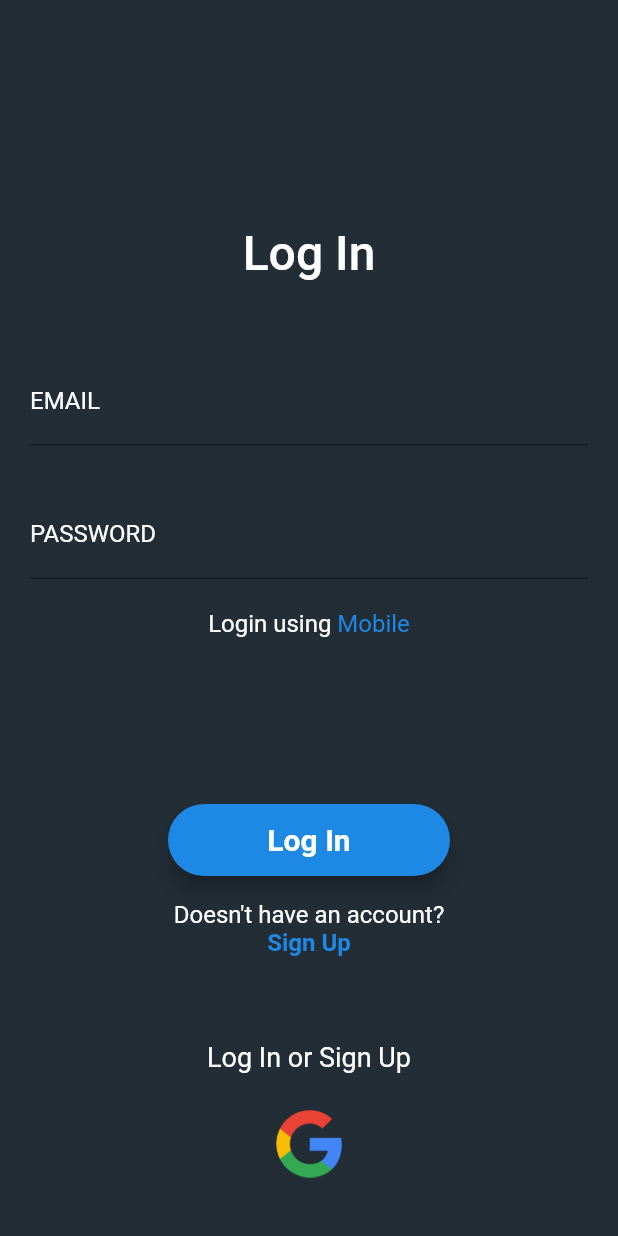
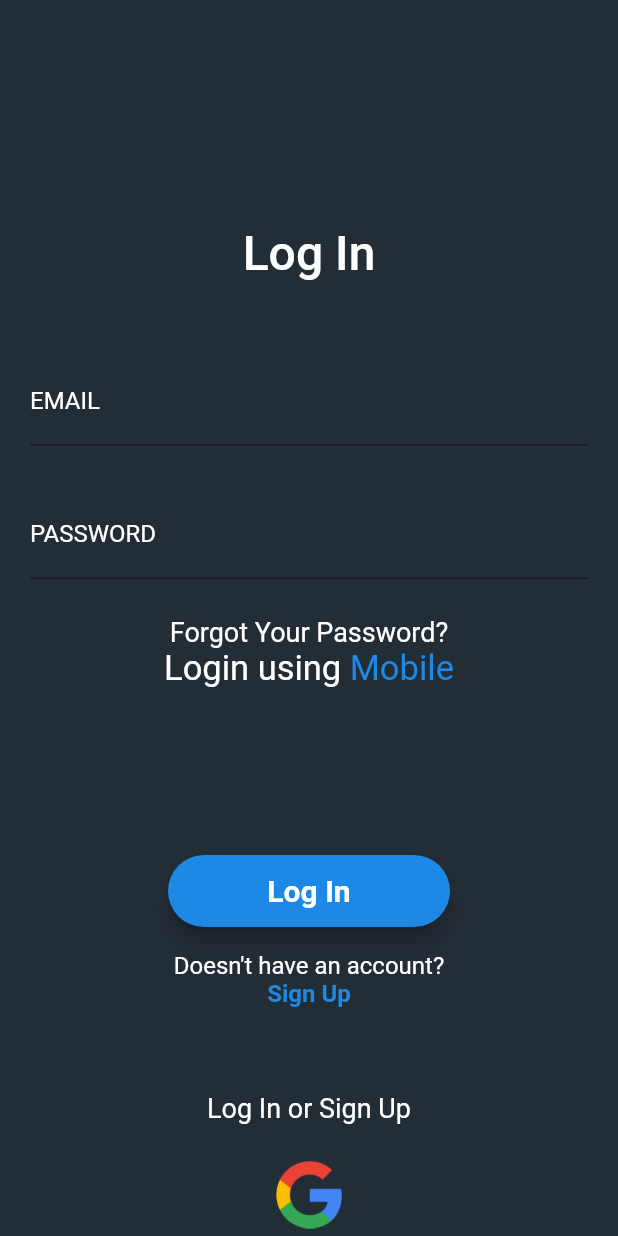
Before and after one commit to Swagnik02/Dhatnoon_v2, a Flutter app: the LoginEmailView screen opened directly, on a phone screen of 412 x 824 dp. Run offline on Flutter 3.47's test engine with Material 2 defaults, Android fonts, the phone set to English and light mode, and no system bars; our stand-ins replace cloud_firestore, firebase_auth, firebase_core, fluttertoast, google_fonts, pinput; accounts and stored records are empty.

Commit message:
reset password

```diff
--- a/lib/views/Authentication/Login/login_email_view.dart
+++ b/lib/views/Authentication/Login/login_email_view.dart
@@ -71,7 +71,15 @@ class _LoginEmailViewState extends State<LoginEmailView> {
                         labelText: "PASSWORD",
                         labelStyle: TextStyle(color: ColorConstants.authText)),
                   ),
-                  const SizedBox(height: 20),
+                  const SizedBox(height: 25),
+                  GestureDetector(
+                    onTap: () => resetPassword(e.text),
+                    child: const Text(
+                      "Forgot Your Password?",
+                      style: TextStyle(
+                          color: ColorConstants.authText, fontSize: 18),
+                    ),
+                  ),
                   buildLoginUsingMobile(context),
                   const SizedBox(height: 111),
                   ElevatedButton(
@@ -143,6 +151,15 @@ class _LoginEmailViewState extends State<LoginEmailView> {
     }
   }
 
+  Future<void> resetPassword(String email) async {
+    try {
+      await FirebaseAuth.instance.sendPasswordResetEmail(email: email);
+      showToast("Password Reset Email sent!");
+    } catch (e) {
+      // Handle password reset errors
+    }
+  }
+
   static void showToast(String message) {
     Fluttertoast.showToast(
         msg: message,
--- a/lib/views/Authentication/auth_components/login_using.dart
+++ b/lib/views/Authentication/auth_components/login_using.dart
@@ -43,7 +43,7 @@ Widget buildLoginUsingMobile(BuildContext context) {
         TextSpan(
           text: 'Mobile',
           style: const TextStyle(
-            fontSize: 16,
+            fontSize: 23,
             color: ColorConstants.privacyPolicyText,
           ),
           recognizer: TapGestureRecognizer()
@@ -59,7 +59,7 @@ Widget buildLoginUsingMobile(BuildContext context) {
         ),
       ],
       style: const TextStyle(
-        fontSize: 16,
+        fontSize: 23,
         color: ColorConstants.authText,
       ),
     ),
```
